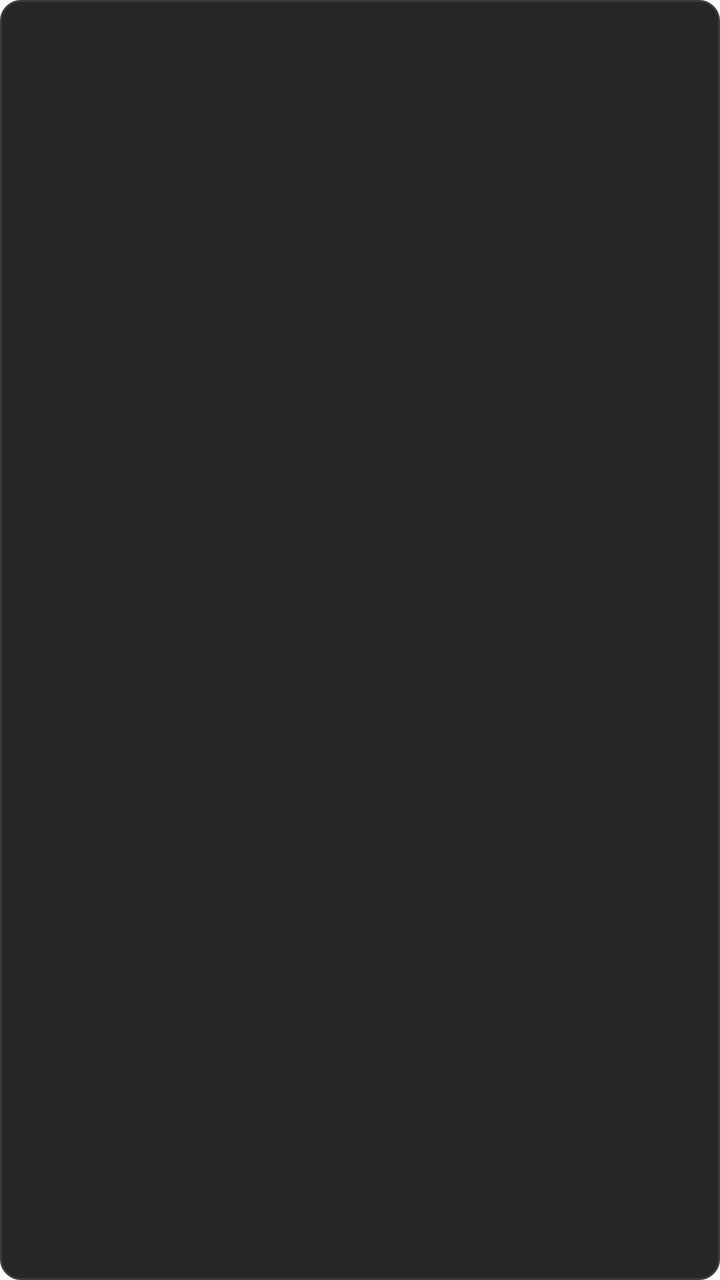
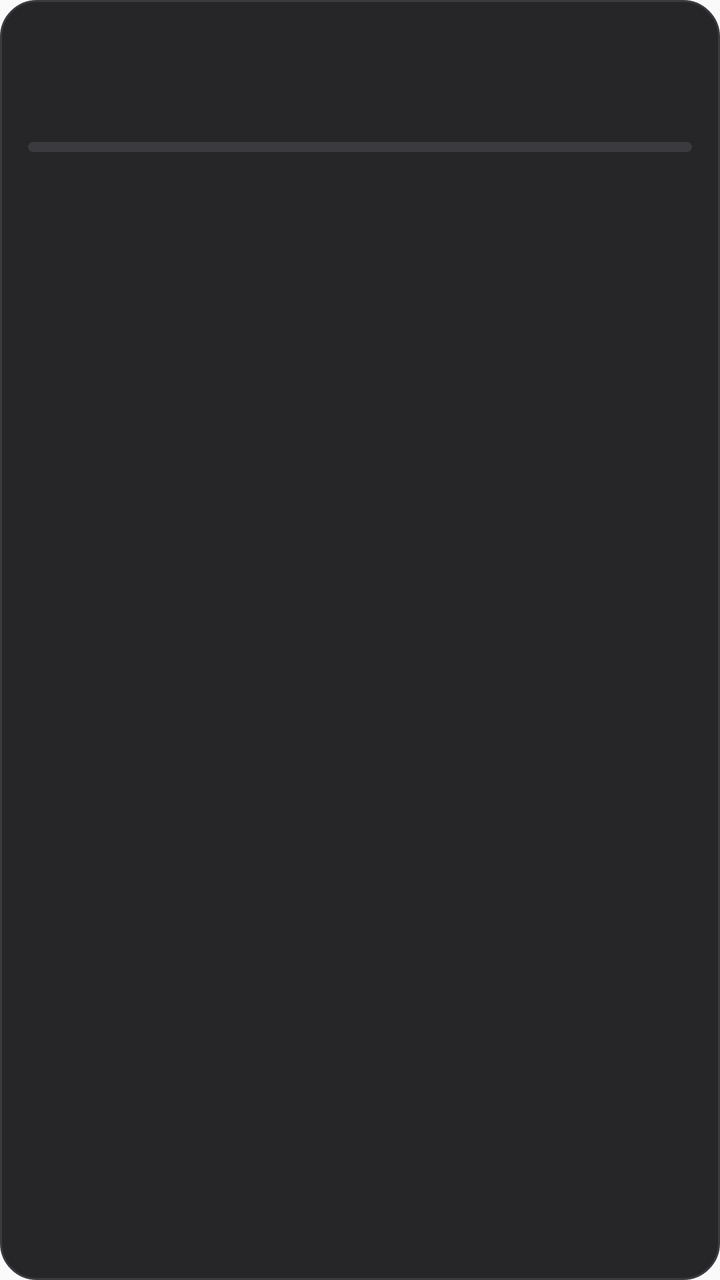

Before-and-after screenshots of an Android layout around one commit, followed by the original layout XML and the change that was made.
<!-- AndroidManifest.xml: application theme Theme.AppCompat.DayNight.NoActionBar -->
<!-- res/layout/item_session.xml -->
<?xml version="1.0" encoding="utf-8"?>
<LinearLayout xmlns:android="http://schemas.android.com/apk/res/android"
    style="@style/CardContainer"
    android:clickable="true"
    android:focusable="true">

    <TextView android:id="@+id/sessionTitle" style="@style/CardTitle" />
    <TextView android:id="@+id/sessionDuration" style="@style/BodyText" />
    <TextView android:id="@+id/sessionBattery" style="@style/BodyText" />
    <TextView android:id="@+id/sessionDistance" style="@style/BodyText" />
    <TextView android:id="@+id/sessionTrip" style="@style/BodyText" android:visibility="gone" />
    <TextView
        android:id="@+id/sessionCharged"
        style="@style/BodyText"
        android:textColor="@color/accent_text"
        android:visibility="gone" />
</LinearLayout>
<!-- resources referenced by this layout -->
<resources>
  <color name="accent_text">#FFE3E3E6</color>
  <style name="BodyText">
          <item name="android:layout_width">wrap_content</item>
          <item name="android:layout_height">wrap_content</item>
          <item name="android:textColor">@color/text_primary</item>
          <item name="android:textSize">15sp</item>
          <item name="android:paddingTop">3dp</item>
          <item name="android:paddingBottom">3dp</item>
      </style>
  <style name="CardContainer">
          <item name="android:orientation">vertical</item>
          <item name="android:background">@drawable/card_bg</item>
          <item name="android:paddingStart">14dp</item>
          <item name="android:paddingEnd">14dp</item>
          <item name="android:paddingTop">12dp</item>
          <item name="android:paddingBottom">12dp</item>
          <item name="android:layout_marginBottom">10dp</item>
          <item name="android:layout_width">match_parent</item>
          <item name="android:layout_height">wrap_content</item>
      </style>
  <style name="CardTitle">
          <item name="android:layout_width">wrap_content</item>
          <item name="android:layout_height">wrap_content</item>
          <item name="android:textColor">@color/accent_text</item>
          <item name="android:textSize">14sp</item>
          <item name="android:textStyle">bold</item>
          <item name="android:paddingBottom">6dp</item>
      </style>
  <color name="text_primary">#FFEDEDEF</color>
  <!-- drawable card_bg (drawable) -->
  <?xml version="1.0" encoding="utf-8"?>
  <shape xmlns:android="http://schemas.android.com/apk/res/android" android:shape="rectangle">
      <solid android:color="@color/card_bg" />
      <corners android:radius="10dp" />
      <stroke android:width="1dp" android:color="@color/card_border" />
  </shape>
  <color name="card_bg">#FF262629</color>
  <color name="card_border">#FF3A3A3F</color>
</resources>

<!-- the commit's change to res/layout/item_session.xml (unified diff, before → after) -->
@@ -4,14 +4,29 @@
     android:clickable="true"
     android:focusable="true">
 
-    <TextView android:id="@+id/sessionTitle" style="@style/CardTitle" />
-    <TextView android:id="@+id/sessionDuration" style="@style/BodyText" />
-    <TextView android:id="@+id/sessionBattery" style="@style/BodyText" />
-    <TextView android:id="@+id/sessionDistance" style="@style/BodyText" />
-    <TextView android:id="@+id/sessionTrip" style="@style/BodyText" android:visibility="gone" />
+    <TextView android:id="@+id/sessionTitle" style="@style/CardTitle" android:textSize="17sp" android:paddingBottom="0dp" />
+    <TextView android:id="@+id/sessionMeta" style="@style/HintText" />
+    <LinearLayout
+        android:id="@+id/sessionTiles"
+        android:orientation="vertical"
+        android:layout_width="match_parent"
+        android:layout_height="wrap_content"
+        android:layout_marginTop="10dp"
+        android:layout_marginStart="-3dp"
+        android:layout_marginEnd="-3dp" />
+    <ProgressBar
+        android:id="@+id/sessionBatteryBar"
+        style="?android:attr/progressBarStyleHorizontal"
+        android:layout_width="match_parent"
+        android:layout_height="5dp"
+        android:layout_marginTop="10dp"
+        android:max="100"
+        android:progressDrawable="@drawable/progress_battery" />
+    <TextView android:id="@+id/sessionBattery" style="@style/HintText" android:layout_marginTop="4dp" />
     <TextView
         android:id="@+id/sessionCharged"
-        style="@style/BodyText"
-        android:textColor="@color/accent_text"
+        style="@style/HintText"
+        android:textColor="@color/amber"
+        android:layout_marginTop="2dp"
         android:visibility="gone" />
 </LinearLayout>
<!-- resource entries referenced after the edit -->
@@ -1,14 +1,26 @@
 <!-- resources referenced by this layout -->
 <resources>
+  <color name="amber">#FFF57C00</color>
+  <!-- drawable progress_battery (drawable) -->
+  <?xml version="1.0" encoding="utf-8"?>
+  <layer-list xmlns:android="http://schemas.android.com/apk/res/android">
+      <item android:id="@android:id/background">
+          <shape android:shape="rectangle">
+              <solid android:color="@color/track" />
+              <corners android:radius="3dp" />
+          </shape>
+      </item>
+      <item android:id="@android:id/progress">
+          <clip>
+              <shape android:shape="rectangle">
+                  <solid android:color="@color/ok" />
+                  <corners android:radius="3dp" />
+              </shape>
+          </clip>
+      </item>
+  </layer-list>
   <color name="accent_text">#FFE3E3E6</color>
-  <style name="BodyText">
-          <item name="android:layout_width">wrap_content</item>
-          <item name="android:layout_height">wrap_content</item>
-          <item name="android:textColor">@color/text_primary</item>
-          <item name="android:textSize">15sp</item>
-          <item name="android:paddingTop">3dp</item>
-          <item name="android:paddingBottom">3dp</item>
-      </style>
+  <color name="text_hint">#FF9A9A9F</color>
   <style name="CardContainer">
           <item name="android:orientation">vertical</item>
           <item name="android:background">@drawable/card_bg</item>
@@ -28,12 +40,19 @@
           <item name="android:textStyle">bold</item>
           <item name="android:paddingBottom">6dp</item>
       </style>
-  <color name="text_primary">#FFEDEDEF</color>
+  <style name="HintText">
+          <item name="android:layout_width">wrap_content</item>
+          <item name="android:layout_height">wrap_content</item>
+          <item name="android:textColor">@color/text_hint</item>
+          <item name="android:textSize">12sp</item>
+      </style>
+  <color name="track">#FF3A3A3F</color>
+  <color name="ok">#FF4CAF50</color>
   <!-- drawable card_bg (drawable) -->
   <?xml version="1.0" encoding="utf-8"?>
   <shape xmlns:android="http://schemas.android.com/apk/res/android" android:shape="rectangle">
       <solid android:color="@color/card_bg" />
-      <corners android:radius="10dp" />
+      <corners android:radius="18dp" />
       <stroke android:width="1dp" android:color="@color/card_border" />
   </shape>
   <color name="card_bg">#FF262629</color>
